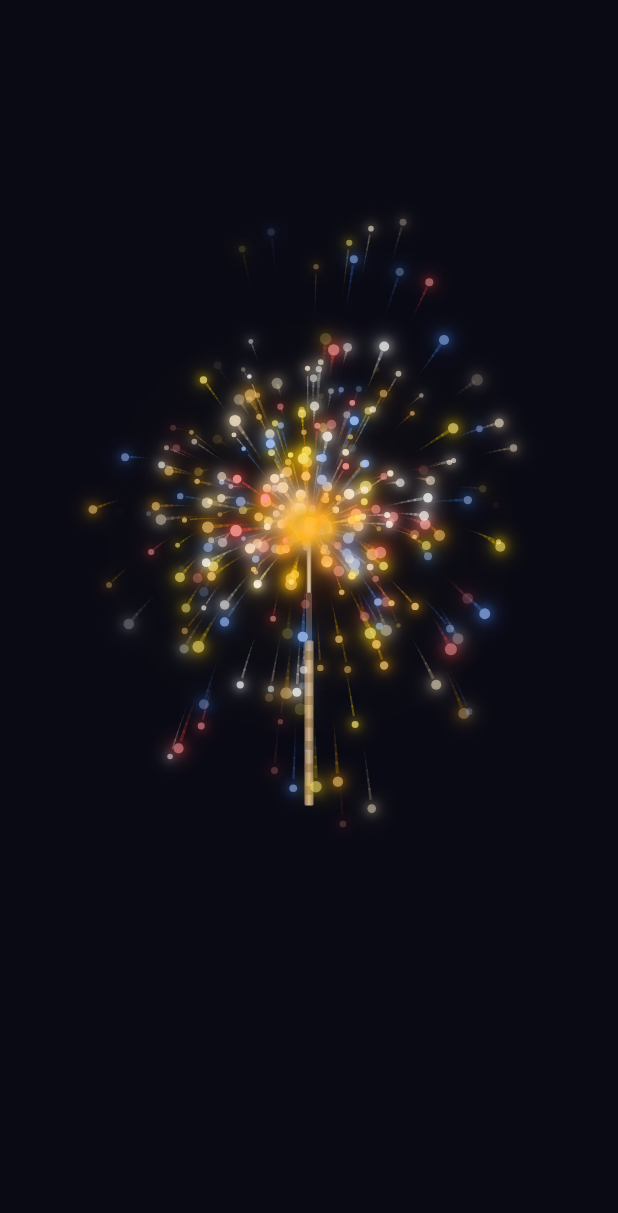
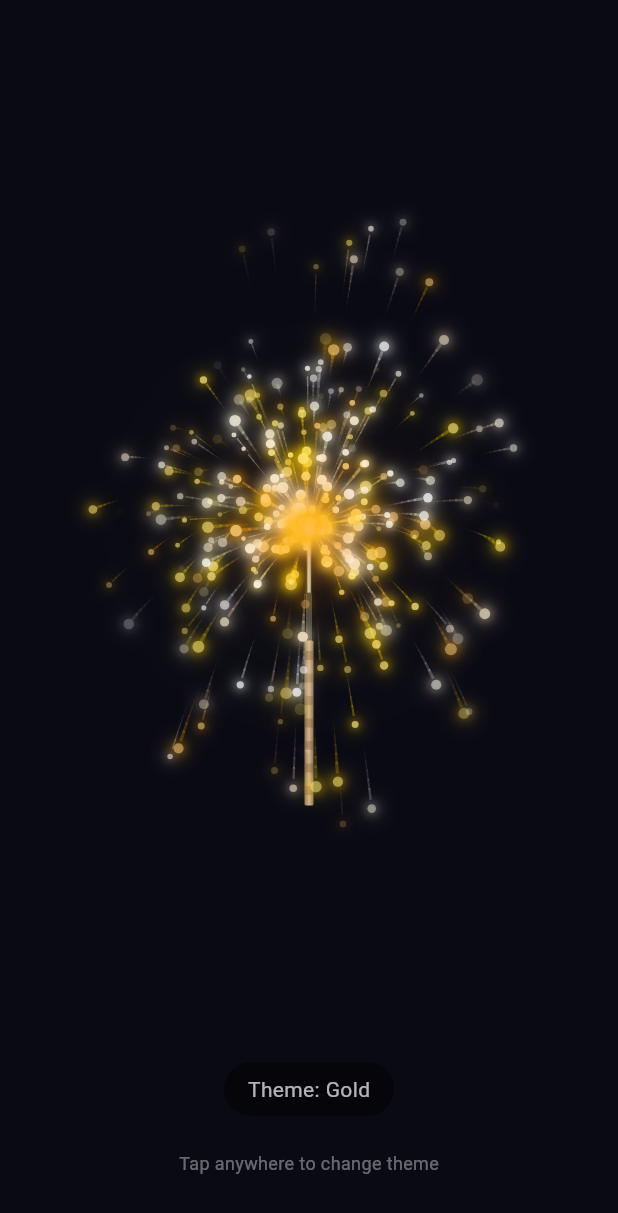
Before and after one commit to shipyard-ide/my_flutter_sparkler_app, a Flutter app: the screen it shows after launch, on a phone screen of 412 x 824 dp. Shown: the top 1213 px of the screen. Run offline on Flutter 3.47's test engine with Material 3 defaults, Android fonts, the phone set to English and light mode, and no system bars.

Commit message:
feat: add tap to cycle sparkler color themes

```diff
--- a/lib/main.dart
+++ b/lib/main.dart
@@ -27,20 +27,55 @@ class SparklerScreen extends StatefulWidget {
   State<SparklerScreen> createState() => _SparklerScreenState();
 }
 
+enum SparklerTheme {
+  gold('Gold'),
+  patriotic('Patriotic'),
+  rainbow('Rainbow');
+
+  final String displayName;
+  const SparklerTheme(this.displayName);
+
+  List<Color> get colors {
+    switch (this) {
+      case SparklerTheme.gold:
+        return const [
+          Color(0xFFFFD700), // Gold
+          Color(0xFFFFFFFF), // White
+          Color(0xFFFFA500), // Orange
+          Color(0xFFFFE4B5), // Light gold
+          Color(0xFFFFCC00), // Bright gold
+          Color(0xFFFFF8DC), // Cornsilk
+        ];
+      case SparklerTheme.patriotic:
+        return const [
+          Color(0xFFFF0000), // Red
+          Color(0xFFFFFFFF), // White
+          Color(0xFF0000FF), // Blue
+          Color(0xFFCC0000), // Dark red
+          Color(0xFF0000CC), // Dark blue
+          Color(0xFFFFCCCC), // Light red
+        ];
+      case SparklerTheme.rainbow:
+        return const [
+          Color(0xFFFF0000), // Red
+          Color(0xFFFF7F00), // Orange
+          Color(0xFFFFFF00), // Yellow
+          Color(0xFF00FF00), // Green
+          Color(0xFF0000FF), // Blue
+          Color(0xFF8B00FF), // Violet
+        ];
+    }
+  }
+}
+
 class _SparklerScreenState extends State<SparklerScreen>
     with TickerProviderStateMixin {
   late AnimationController _controller;
   final List<Spark> _sparks = [];
   final Random _random = Random();
+  SparklerTheme _currentTheme = SparklerTheme.gold;
 
-  static const List<Color> sparkColors = [
-    Color(0xFFFFD700), // Gold
-    Color(0xFFFFFFFF), // White
-    Color(0xFFFF4444), // Red
-    Color(0xFF4488FF), // Blue
-    Color(0xFFFFA500), // Orange
-    Color(0xFFFFE4B5), // Light gold
-  ];
+  List<Color> get sparkColors => _currentTheme.colors;
 
   @override
   void initState() {
@@ -107,17 +142,75 @@ class _SparklerScreenState extends State<SparklerScreen>
     super.dispose();
   }
 
+  void _cycleTheme() {
+    setState(() {
+      switch (_currentTheme) {
+        case SparklerTheme.gold:
+          _currentTheme = SparklerTheme.patriotic;
+          break;
+        case SparklerTheme.patriotic:
+          _currentTheme = SparklerTheme.rainbow;
+          break;
+        case SparklerTheme.rainbow:
+          _currentTheme = SparklerTheme.gold;
+          break;
+      }
+    });
+  }
+
   @override
   Widget build(BuildContext context) {
     return Scaffold(
       backgroundColor: const Color(0xFF0A0A14),
-      body: CustomPaint(
-        painter: SparklerPainter(
-          sparks: _sparks,
-          centerX: MediaQuery.of(context).size.width / 2,
-          centerY: MediaQuery.of(context).size.height / 2 - 60,
+      body: GestureDetector(
+        onTap: _cycleTheme,
+        child: Stack(
+          children: [
+            CustomPaint(
+              painter: SparklerPainter(
+                sparks: _sparks,
+                centerX: MediaQuery.of(context).size.width / 2,
+                centerY: MediaQuery.of(context).size.height / 2 - 60,
+              ),
+              size: Size.infinite,
+            ),
+            Positioned(
+              bottom: 80,
+              left: 0,
+              right: 0,
+              child: Center(
+                child: Container(
+                  padding: const EdgeInsets.symmetric(horizontal: 16, vertical: 8),
+                  decoration: BoxDecoration(
+                    color: Colors.black.withValues(alpha: 0.5),
+                    borderRadius: BorderRadius.circular(20),
+                  ),
+                  child: Text(
+                    'Theme: ${_currentTheme.displayName}',
+                    style: const TextStyle(
+                      color: Colors.white70,
+                      fontSize: 14,
+                    ),
+                  ),
+                ),
+              ),
+            ),
+            const Positioned(
+              bottom: 40,
+              left: 0,
+              right: 0,
+              child: Center(
+                child: Text(
+                  'Tap anywhere to change theme',
+                  style: TextStyle(
+                    color: Colors.white38,
+                    fontSize: 12,
+                  ),
+                ),
+              ),
+            ),
+          ],
         ),
-        size: Size.infinite,
       ),
     );
   }
```
